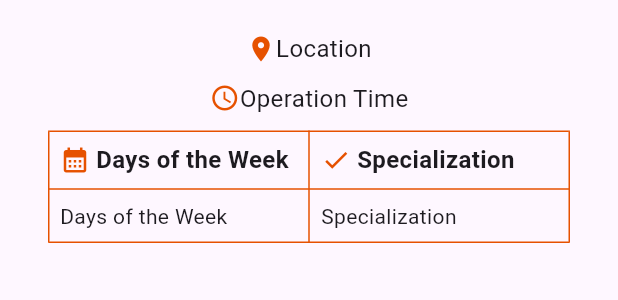
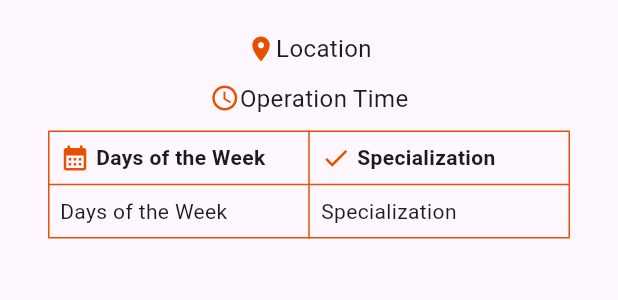
Before and after one commit to TechPyllars2024/AutoCareAutomotive, a Flutter app: the ProfileDetailsWidget widget shown alone on an empty page, opened directly, on a phone screen of 412 x 824 dp. Shown: the top 300 px of the screen. Run offline on Flutter 3.47's test engine with Material 3 defaults, Android fonts, the phone set to English and light mode, and no system bars; our stand-ins replace carousel_slider, cloud_firestore, curved_navigation_bar, file_picker, firebase_auth, firebase_core and 11 more; missing offline and left inert: flutter_pannable_rating_bar, flutter_pdfview; accounts and stored records are empty.

Commit message:
Fix-profile_management-: fix the size of the text automotive_main_profile.dart

```diff
--- a/lib/ProfileManagement/screens/automotive_main_profile.dart
+++ b/lib/ProfileManagement/screens/automotive_main_profile.dart
@@ -364,7 +364,7 @@ class ProfileDetailsWidget extends StatelessWidget {
                             'Days of the Week',
                             style: TextStyle(
                                       fontWeight: FontWeight.bold,
-                                      fontSize: 16),
+                                      fontSize: 14),
                           ),
                         ],
                       ),
@@ -383,7 +383,7 @@ class ProfileDetailsWidget extends StatelessWidget {
                             'Specialization',
                             style: TextStyle(
                                       fontWeight: FontWeight.bold,
-                                      fontSize: 16),
+                                      fontSize: 14),
                           ),
                         ],
                       ),
```
